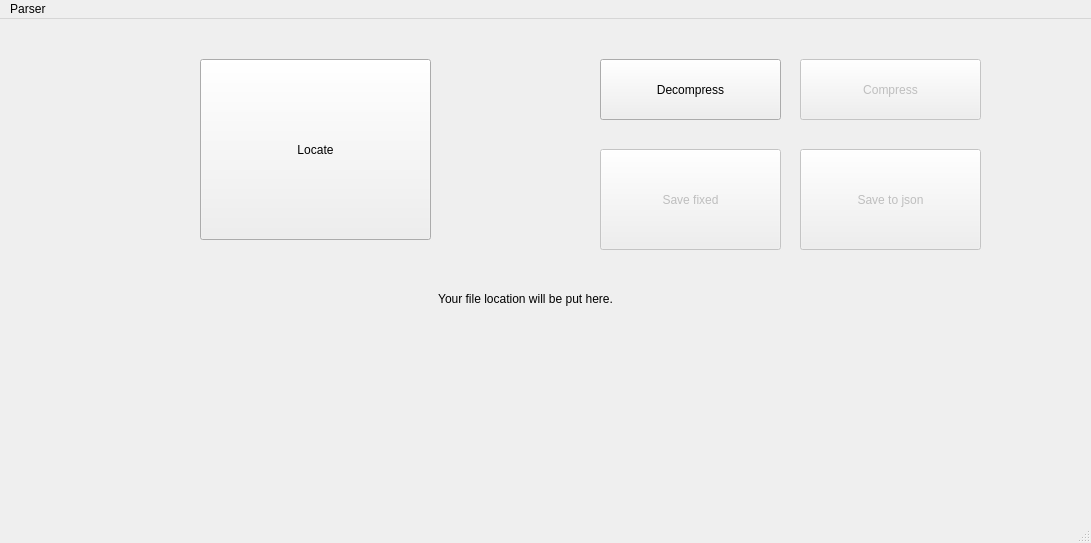
Above: mainwindow.ui from eidHossam/XML-Files-Parser before the change. Below: the same form after it.
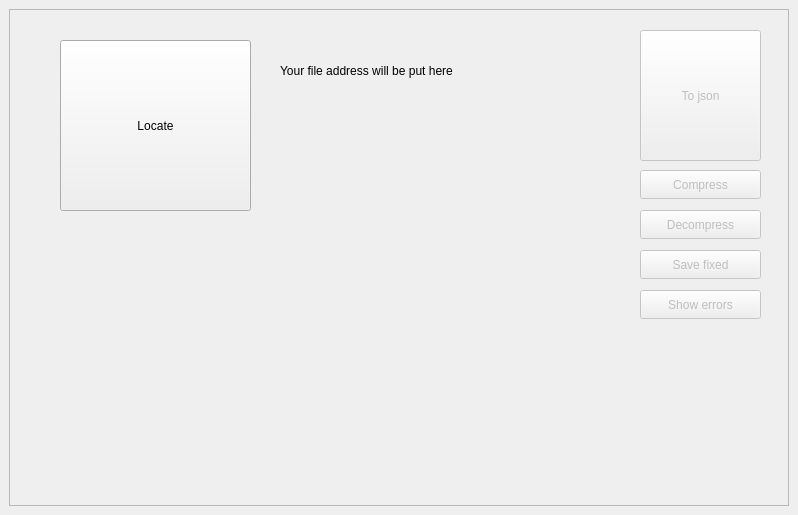
That is the form after the change.

What changed in the file:
```diff
--- a/mainwindow.ui
+++ b/mainwindow.ui
@@ -6,112 +6,89 @@
    <rect>
     <x>0</x>
     <y>0</y>
-    <width>1091</width>
-    <height>543</height>
+    <width>798</width>
+    <height>515</height>
    </rect>
   </property>
   <property name="windowTitle">
    <string>MainWindow</string>
   </property>
   <widget class="QWidget" name="centralWidget">
-   <widget class="QPushButton" name="pushButton">
+   <layout class="QGridLayout" name="gridLayout">
+    <item row="0" column="0">
+     <widget class="QScrollArea" name="scrollArea">
+      <property name="widgetResizable">
+       <bool>true</bool>
+      </property>
+      <widget class="QWidget" name="scrollAreaWidgetContents">
     <property name="geometry">
      <rect>
-      <x>200</x>
-      <y>40</y>
-      <width>231</width>
-      <height>181</height>
+         <x>0</x>
+         <y>0</y>
+         <width>774</width>
+         <height>491</height>
+        </rect>
+       </property>
+       <widget class="QPushButton" name="locate_button">
+        <property name="geometry">
+         <rect>
+          <x>50</x>
+          <y>30</y>
+          <width>191</width>
+          <height>171</height>
      </rect>
     </property>
     <property name="text">
      <string>Locate</string>
     </property>
    </widget>
-   <widget class="QLabel" name="label">
-    <property name="geometry">
-     <rect>
-      <x>30</x>
-      <y>270</y>
-      <width>991</width>
-      <height>20</height>
-     </rect>
-    </property>
-    <property name="text">
-     <string>Your file location will be put here.</string>
-    </property>
-    <property name="alignment">
-     <set>Qt::AlignCenter</set>
-    </property>
-   </widget>
-   <widget class="QPushButton" name="pushButton_2">
+       <widget class="QPushButton" name="json_button">
     <property name="enabled">
      <bool>false</bool>
     </property>
     <property name="geometry">
      <rect>
-      <x>800</x>
-      <y>130</y>
-      <width>181</width>
-      <height>101</height>
+          <x>630</x>
+          <y>20</y>
+          <width>121</width>
+          <height>131</height>
      </rect>
     </property>
     <property name="text">
-     <string>Save to json</string>
-    </property>
-   </widget>
-   <widget class="QPushButton" name="pushButton_3">
+         <string>To json</string>
+        </property>
+       </widget>
+       <widget class="QPushButton" name="compress_button">
     <property name="enabled">
      <bool>false</bool>
     </property>
     <property name="geometry">
      <rect>
-      <x>800</x>
-      <y>40</y>
-      <width>181</width>
-      <height>61</height>
+          <x>630</x>
+          <y>160</y>
+          <width>121</width>
+          <height>29</height>
      </rect>
     </property>
     <property name="text">
      <string>Compress</string>
     </property>
-    <property name="autoDefault">
-     <bool>false</bool>
-    </property>
-   </widget>
-   <widget class="QLabel" name="label_2">
-    <property name="geometry">
-     <rect>
-      <x>40</x>
-      <y>300</y>
-      <width>991</width>
-      <height>20</height>
-     </rect>
-    </property>
-    <property name="text">
-     <string/>
-    </property>
-    <property name="alignment">
-     <set>Qt::AlignCenter</set>
-    </property>
    </widget>
    <widget class="QPushButton" name="decompress_button">
     <property name="enabled">
-     <bool>true</bool>
+         <bool>false</bool>
     </property>
     <property name="geometry">
      <rect>
-      <x>600</x>
-      <y>40</y>
-      <width>181</width>
-      <height>61</height>
+          <x>630</x>
+          <y>200</y>
+          <width>121</width>
+          <height>29</height>
      </rect>
     </property>
     <property name="text">
      <string>Decompress</string>
     </property>
-    <property name="autoDefault">
-     <bool>false</bool>
-    </property>
    </widget>
    <widget class="QPushButton" name="fix_data_button">
     <property name="enabled">
@@ -119,37 +96,66 @@
     </property>
     <property name="geometry">
      <rect>
-      <x>600</x>
-      <y>130</y>
-      <width>181</width>
-      <height>101</height>
+          <x>630</x>
+          <y>240</y>
+          <width>121</width>
+          <height>29</height>
      </rect>
     </property>
     <property name="text">
      <string>Save fixed</string>
     </property>
-    <property name="autoDefault">
+       </widget>
+       <widget class="QLabel" name="address_label">
+        <property name="geometry">
+         <rect>
+          <x>270</x>
+          <y>40</y>
+          <width>321</width>
+          <height>41</height>
+         </rect>
+        </property>
+        <property name="text">
+         <string>Your file address will be put here</string>
+        </property>
+        <property name="wordWrap">
+         <bool>true</bool>
+        </property>
+       </widget>
+       <widget class="QLabel" name="error_label">
+        <property name="geometry">
+         <rect>
+          <x>270</x>
+          <y>110</y>
+          <width>291</width>
+          <height>20</height>
+         </rect>
+        </property>
+        <property name="text">
+         <string/>
+        </property>
+       </widget>
+       <widget class="QPushButton" name="show_errors_button">
+        <property name="enabled">
      <bool>false</bool>
     </property>
-   </widget>
-  </widget>
-  <widget class="QMenuBar" name="menuBar">
    <property name="geometry">
     <rect>
-     <x>0</x>
-     <y>0</y>
-     <width>1091</width>
-     <height>25</height>
-    </rect>
-   </property>
-   <widget class="QMenu" name="menuParser">
-    <property name="title">
-     <string>Parser </string>
-    </property>
-   </widget>
-   <addaction name="menuParser"/>
-  </widget>
-  <widget class="QStatusBar" name="statusBar"/>
+          <x>630</x>
+          <y>280</y>
+          <width>121</width>
+          <height>29</height>
+         </rect>
+        </property>
+        <property name="text">
+         <string>Show errors</string>
+        </property>
+       </widget>
+      </widget>
+     </widget>
+    </item>
+   </layout>
+  </widget>
  </widget>
  <resources/>
  <connections/>
```
Lines whose indentation alone changed are shown as unchanged.
